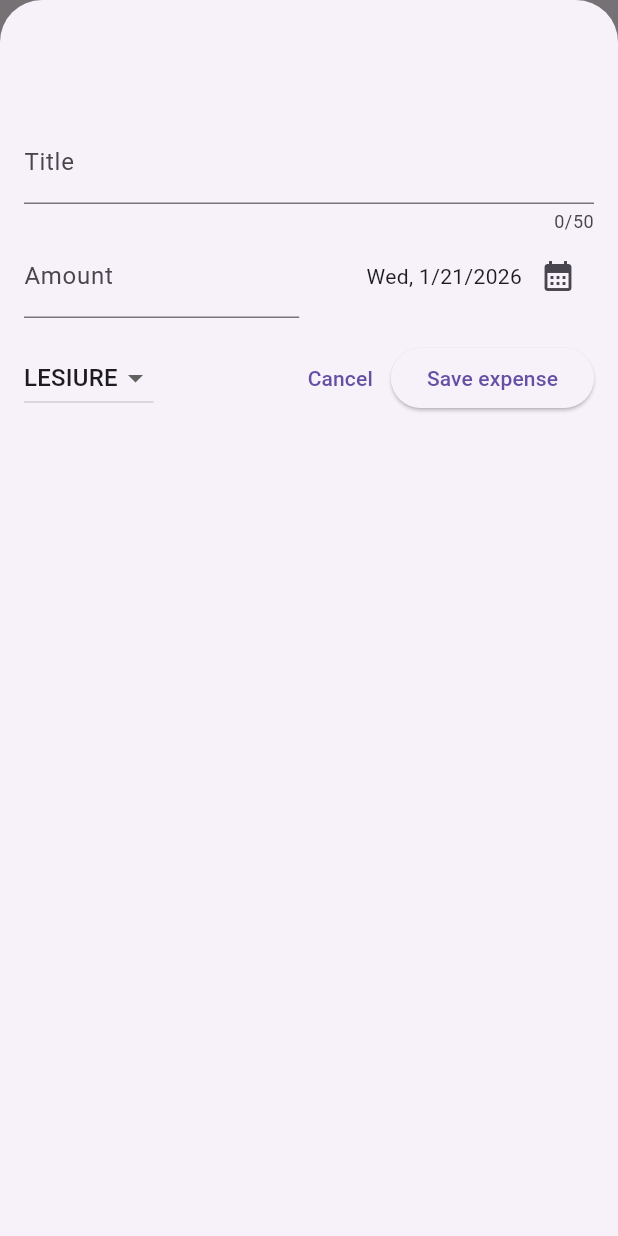
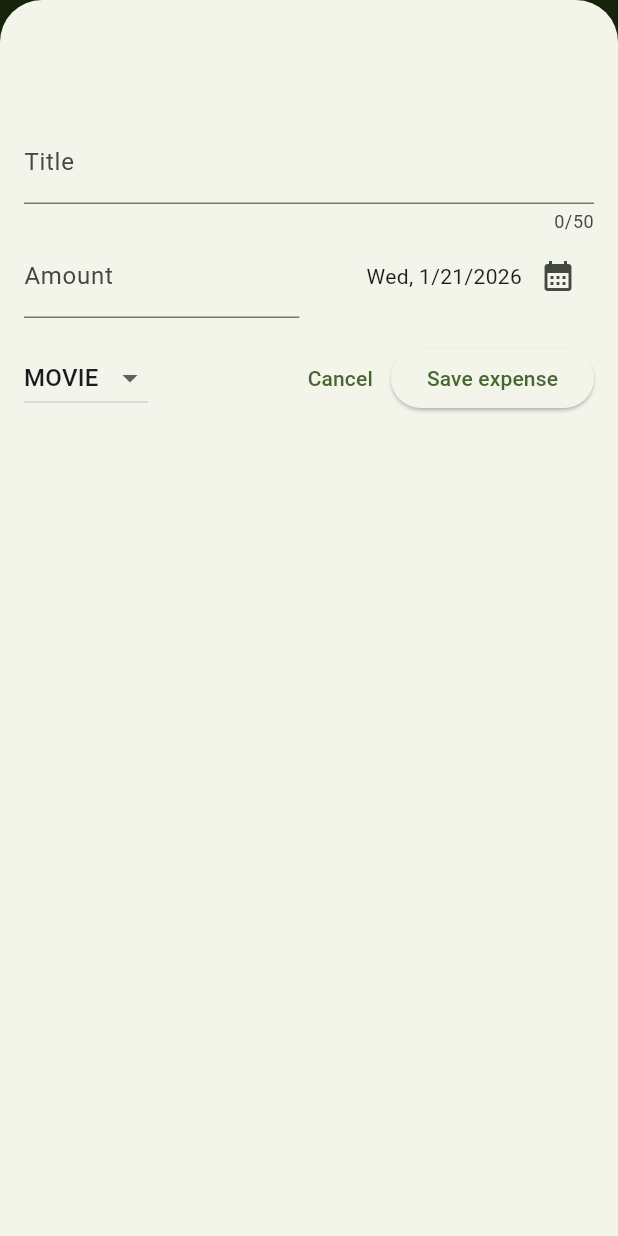
Before and after one commit to Akshitnalwaya/Flutter-Apps, a Flutter app: the screen it shows after launch, after a tap on the "add" icon, on a phone screen of 412 x 824 dp. Run offline on Flutter 3.47's test engine with Material 3 defaults, Android fonts, the phone set to English and light mode, and no system bars; our stand-ins replace google_fonts, sqflite; accounts and stored records are empty.

Commit message:
feat: Update app icons, add main logo, and enhance expense management features with dependency updates.

```diff
--- a/expense_tracker/lib/main.dart
+++ b/expense_tracker/lib/main.dart
@@ -1,6 +1,26 @@
 import 'package:expense_tracker/widgets/expenses.dart';
 import 'package:flutter/material.dart';
 
+var kColorsScheme = ColorScheme.fromSeed(
+  seedColor: Color.fromARGB(207, 102, 193, 42),
+);
+
 void main() {
-  runApp(MaterialApp(home: Expenses(),),);
+  runApp(
+    MaterialApp(
+      theme: ThemeData().copyWith(
+        // scaffoldBackgroundColor: Colors.amberAccent,
+        colorScheme: kColorsScheme,
+        appBarTheme: AppBarTheme().copyWith(
+          backgroundColor: kColorsScheme.onPrimaryContainer,
+          foregroundColor: kColorsScheme.primaryContainer,
+        ),
+        // cardTheme: CardThemeData(
+        //   color: kColorsScheme.onPrimaryContainer,
+        //   margin: EdgeInsets.all(16),
+        // )
+      ),
+      home: Expenses(),
+    ),
+  );
 }
--- a/expense_tracker/lib/models/expense.model.dart
+++ b/expense_tracker/lib/models/expense.model.dart
@@ -6,13 +6,13 @@ final formatter = DateFormat.yMEd();
 
 const uuid = Uuid();
 
-enum Category { food, travel, lesiure, work }
+enum Category { food, travel, movie, work }
 
 const categoryIcons = {
   Category.food: Icons.lunch_dining_rounded,
   Category.travel: Icons.train_outlined,
   Category.work: Icons.work,
-  Category.lesiure: Icons.movie,
+  Category.movie: Icons.movie,
 };
 
 class Expense {
--- a/expense_tracker/lib/widgets/new_expense.dart
+++ b/expense_tracker/lib/widgets/new_expense.dart
@@ -36,7 +36,7 @@ class _NewExpenseState extends State<NewExpense> {
     });
   }
 
-  Category _selectedCategory = Category.lesiure;
+  Category _selectedCategory = Category.movie;
   void _submitExpenseData() {
     final enteredAmount = double.tryParse(_amountController.text);
     final amountIsValid = enteredAmount == null || enteredAmount <= 0;
@@ -82,7 +82,7 @@ class _NewExpenseState extends State<NewExpense> {
   @override
   Widget build(BuildContext context) {
     return Padding(
-      padding: EdgeInsets.fromLTRB(16,80 ,16,16),
+      padding: EdgeInsets.fromLTRB(16, 80, 16, 16),
       child: Column(
         children: [
           TextField(
--- a/expense_tracker/pubspec.yaml
+++ b/expense_tracker/pubspec.yaml
@@ -96,4 +96,4 @@ flutter:
 flutter_launcher_icons:
   android: true
   ios: true
-  image_path: "assets/app_icon.png"
+  image_path: "assets/main_logo.jpg"
```
Also changed, not shown: expense_tracker/assets/main_logo.jpg (added), 29 other files.
